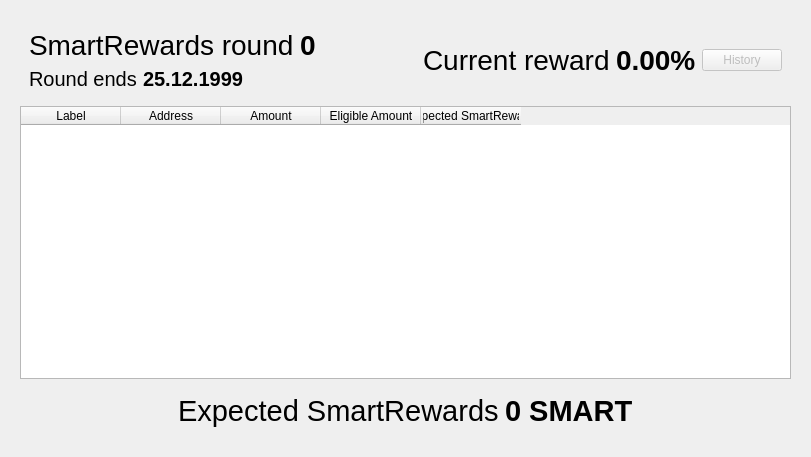
Before: the Qt Designer form src/qt/forms/smartrewardslist.ui in SmartCash/Core-Smart, drawn with Qt 5.
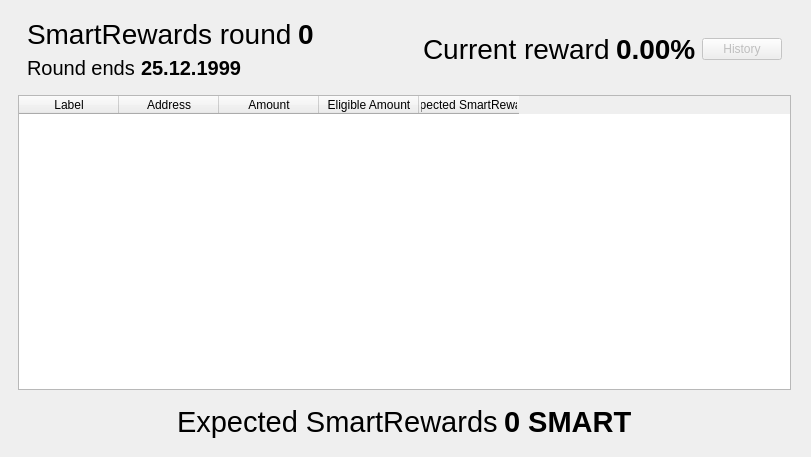
After: the same form once the commit is applied. Custom widgets are drawn as their Qt base class.

Commit message: UI arrangement update, New hive addresses

Diff of the .ui file:
```diff
--- a/src/qt/forms/smartrewardslist.ui
+++ b/src/qt/forms/smartrewardslist.ui
@@ -14,6 +14,15 @@
    <string>Form</string>
   </property>
   <layout class="QVBoxLayout" name="verticalLayout">
+   <property name="leftMargin">
+    <number>9</number>
+   </property>
+   <property name="topMargin">
+    <number>0</number>
+   </property>
+   <property name="bottomMargin">
+    <number>0</number>
+   </property>
    <item>
     <widget class="QStackedWidget" name="stackedWidget">
      <property name="maximumSize">
```
The commit also changes 2 other files.
